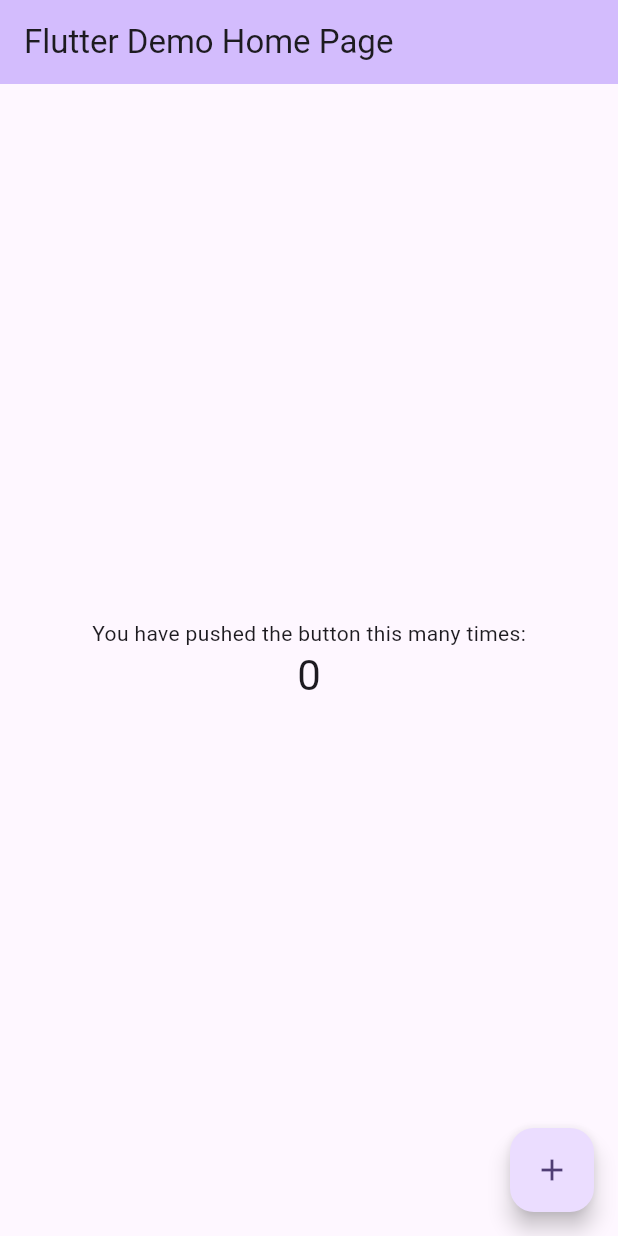
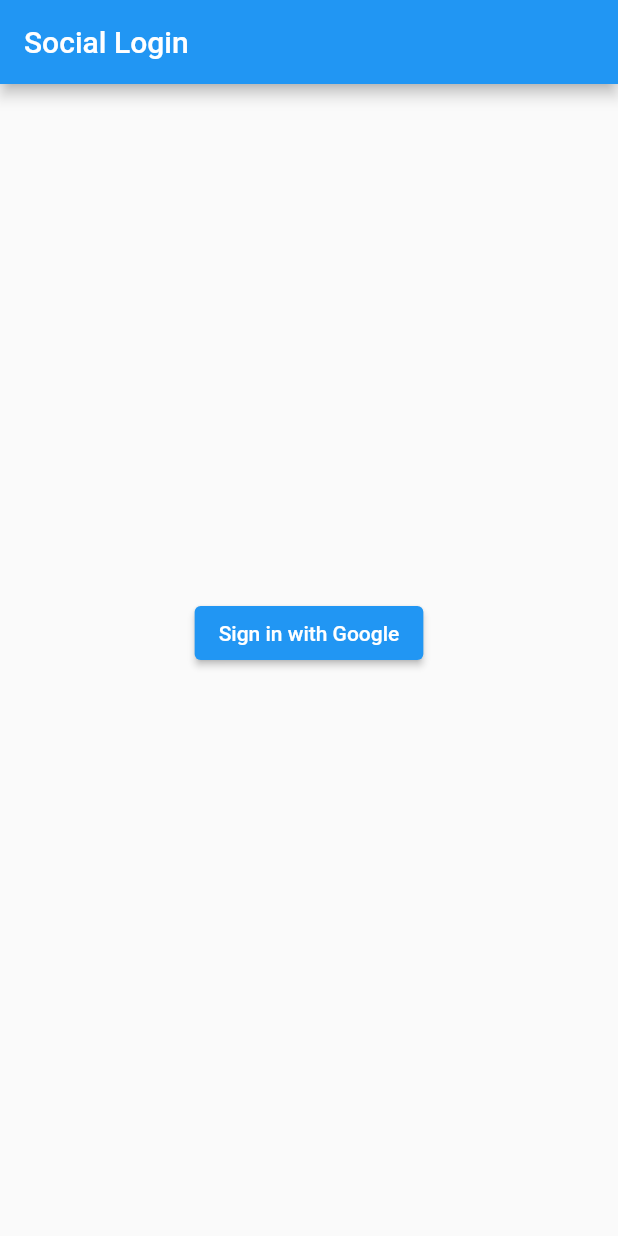
Before and after one commit to shindonghwi/module_sognora, a Flutter app: the screen it shows after launch, on a phone screen of 412 x 824 dp. Run offline on Flutter 3.47's test engine with Material 2 defaults, Android fonts, the phone set to English and light mode, and no system bars; our stand-ins replace google_sign_in.

Commit message:
feat: 구글 로그인 테스트 ui 작성

```diff
--- a/sognora_social_login/lib/main.dart
+++ b/sognora_social_login/lib/main.dart
@@ -1,125 +1,57 @@
 import 'package:flutter/material.dart';
+import 'package:sognora_social_login/sognora_social_login.dart';
+import 'package:sognora_social_login/src/provider/google.dart';
 
 void main() {
-  runApp(const MyApp());
+  runApp(MyApp());
 }
 
 class MyApp extends StatelessWidget {
-  const MyApp({super.key});
-
-  // This widget is the root of your application.
   @override
   Widget build(BuildContext context) {
     return MaterialApp(
-      title: 'Flutter Demo',
+      title: 'Sognora Social Login Test',
       theme: ThemeData(
-        // This is the theme of your application.
-        //
-        // TRY THIS: Try running your application with "flutter run". You'll see
-        // the application has a blue toolbar. Then, without quitting the app,
-        // try changing the seedColor in the colorScheme below to Colors.green
-        // and then invoke "hot reload" (save your changes or press the "hot
-        // reload" button in a Flutter-supported IDE, or press "r" if you used
-        // the command line to start the app).
-        //
-        // Notice that the counter didn't reset back to zero; the application
-        // state is not lost during the reload. To reset the state, use hot
-        // restart instead.
-        //
-        // This works for code too, not just values: Most code changes can be
-        // tested with just a hot reload.
-        colorScheme: ColorScheme.fromSeed(seedColor: Colors.deepPurple),
-        useMaterial3: true,
+        primarySwatch: Colors.blue,
       ),
-      home: const MyHomePage(title: 'Flutter Demo Home Page'),
+      home: LoginScreen(),
     );
   }
 }
 
-class MyHomePage extends StatefulWidget {
-  const MyHomePage({super.key, required this.title});
-
-  // This widget is the home page of your application. It is stateful, meaning
-  // that it has a State object (defined below) that contains fields that affect
-  // how it looks.
-
-  // This class is the configuration for the state. It holds the values (in this
-  // case the title) provided by the parent (in this case the App widget) and
-  // used by the build method of the State. Fields in a Widget subclass are
-  // always marked "final".
-
-  final String title;
-
+class LoginScreen extends StatefulWidget {
   @override
-  State<MyHomePage> createState() => _MyHomePageState();
+  _LoginScreenState createState() => _LoginScreenState();
 }
 
-class _MyHomePageState extends State<MyHomePage> {
-  int _counter = 0;
+class _LoginScreenState extends State<LoginScreen> {
+  final GoogleLogin googleLogin = Sognora.socialLogin.google();
+  String loginMessage = '';
 
-  void _incrementCounter() {
+  Future<void> _handleLogin() async {
+    final result = await googleLogin.signIn();
     setState(() {
-      // This call to setState tells the Flutter framework that something has
-      // changed in this State, which causes it to rerun the build method below
-      // so that the display can reflect the updated values. If we changed
-      // _counter without calling setState(), then the build method would not be
-      // called again, and so nothing would appear to happen.
-      _counter++;
+      loginMessage = result != null ? 'Login Successful' : 'Login Failed';
     });
   }
 
   @override
   Widget build(BuildContext context) {
-    // This method is rerun every time setState is called, for instance as done
-    // by the _incrementCounter method above.
-    //
-    // The Flutter framework has been optimized to make rerunning build methods
-    // fast, so that you can just rebuild anything that needs updating rather
-    // than having to individually change instances of widgets.
     return Scaffold(
-      appBar: AppBar(
-        // TRY THIS: Try changing the color here to a specific color (to
-        // Colors.amber, perhaps?) and trigger a hot reload to see the AppBar
-        // change color while the other colors stay the same.
-        backgroundColor: Theme.of(context).colorScheme.inversePrimary,
-        // Here we take the value from the MyHomePage object that was created by
-        // the App.build method, and use it to set our appbar title.
-        title: Text(widget.title),
-      ),
+      appBar: AppBar(title: Text('Social Login')),
       body: Center(
-        // Center is a layout widget. It takes a single child and positions it
-        // in the middle of the parent.
         child: Column(
-          // Column is also a layout widget. It takes a list of children and
-          // arranges them vertically. By default, it sizes itself to fit its
-          // children horizontally, and tries to be as tall as its parent.
-          //
-          // Column has various properties to control how it sizes itself and
-          // how it positions its children. Here we use mainAxisAlignment to
-          // center the children vertically; the main axis here is the vertical
-          // axis because Columns are vertical (the cross axis would be
-          // horizontal).
-          //
-          // TRY THIS: Invoke "debug painting" (choose the "Toggle Debug Paint"
-          // action in the IDE, or press "p" in the console), to see the
-          // wireframe for each widget.
           mainAxisAlignment: MainAxisAlignment.center,
-          children: <Widget>[
-            const Text(
-              'You have pushed the button this many times:',
+          children: [
+            ElevatedButton(
+              onPressed: _handleLogin,
+              child: Text('Sign in with Google'),
             ),
-            Text(
-              '$_counter',
-              style: Theme.of(context).textTheme.headlineMedium,
-            ),
+            SizedBox(height: 20),
+            Text(loginMessage), // 로그인 메시지 표시
           ],
         ),
       ),
-      floatingActionButton: FloatingActionButton(
-        onPressed: _incrementCounter,
-        tooltip: 'Increment',
-        child: const Icon(Icons.add),
-      ), // This trailing comma makes auto-formatting nicer for build methods.
     );
   }
 }
```
